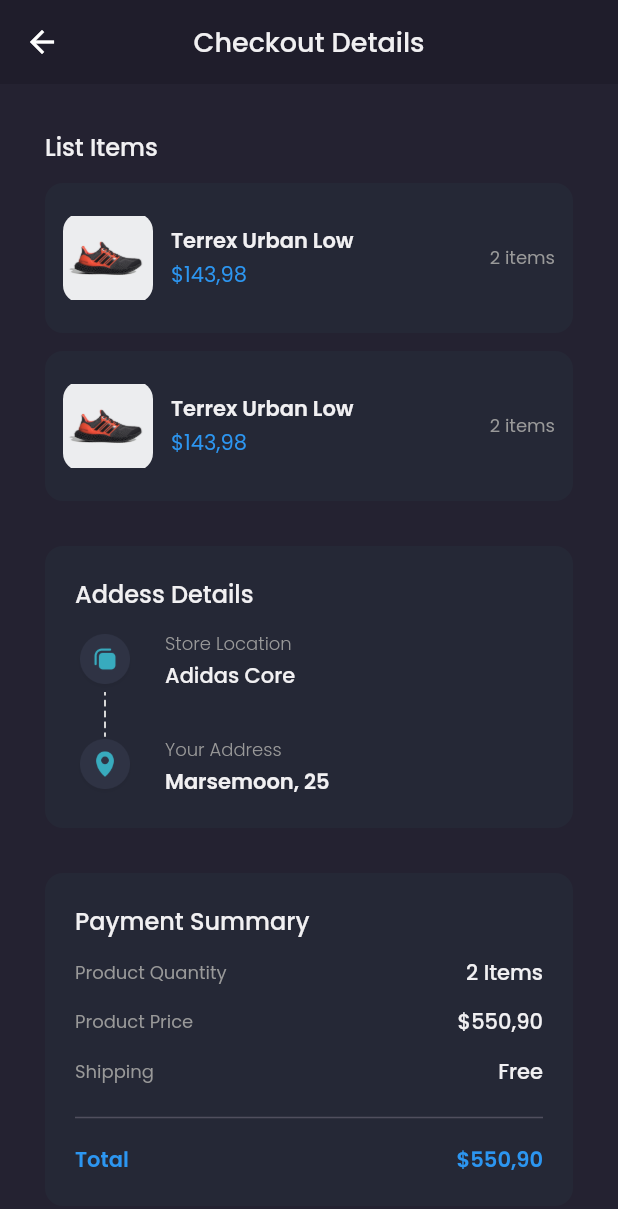
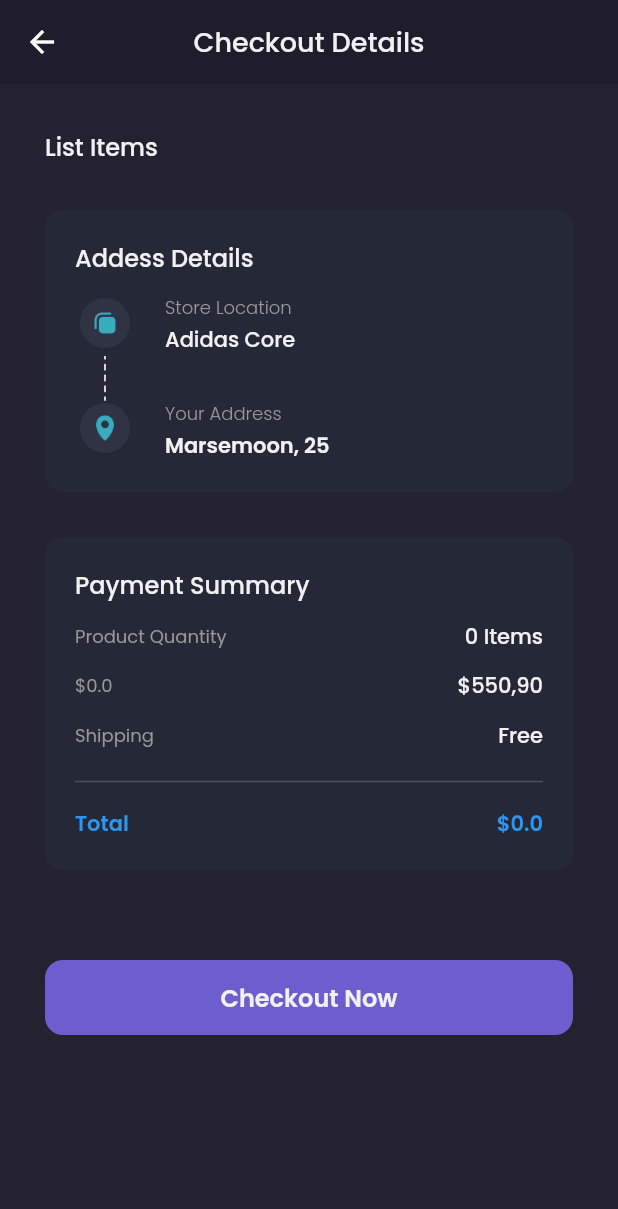
Before and after one commit to yaminmuhammad/sepatuku, a Flutter app: the CheckoutPage screen opened by its route, on a phone screen of 412 x 824 dp. Shown: the top 1209 px of the screen. Run offline on Flutter 3.47's test engine with Material 2 defaults, Android fonts, the phone set to English and light mode, and no system bars; our stand-ins replace carousel_slider, google_fonts; accounts and stored records are empty; network calls fail.

Commit message:
display cart dynamic checkout page

```diff
--- a/lib/pages/checkout_page.dart
+++ b/lib/pages/checkout_page.dart
@@ -1,10 +1,14 @@
 import 'package:flutter/material.dart';
+import 'package:provider/provider.dart';
+import 'package:sepatuku/providers/cart_provider.dart';
 import 'package:sepatuku/theme.dart';
 import 'package:sepatuku/widgets/checkout_card.dart';
 
 class CheckoutPage extends StatelessWidget {
   @override
   Widget build(BuildContext context) {
+    CartProvider cartProvider = Provider.of<CartProvider>(context);
+
     header() {
       return AppBar(
         backgroundColor: backgroundColor1,
@@ -42,8 +46,13 @@ class CheckoutPage extends StatelessWidget {
                     fontWeight: medium,
                   ),
                 ),
-                CheckoutCard(),
-                CheckoutCard(),
+                Column(
+                  children: cartProvider.carts
+                      .map(
+                        (cart) => CheckoutCard(cart),
+                      )
+                      .toList(),
+                )
               ],
             ),
           ),
@@ -173,7 +182,7 @@ class CheckoutPage extends StatelessWidget {
                       ),
                     ),
                     Text(
-                      '2 Items',
+                      '${cartProvider.totalItems()} Items',
                       style: primaryTextStyle.copyWith(
                         fontWeight: medium,
                       ),
@@ -187,7 +196,7 @@ class CheckoutPage extends StatelessWidget {
                   mainAxisAlignment: MainAxisAlignment.spaceBetween,
                   children: [
                     Text(
-                      'Product Price',
+                      '\$${cartProvider.totalPrice()}',
                       style: secondaryTextStyle.copyWith(
                         fontSize: 12,
                       ),
@@ -241,7 +250,7 @@ class CheckoutPage extends StatelessWidget {
                       ),
                     ),
                     Text(
-                      '\$550,90',
+                      '\$${cartProvider.totalPrice()}',
                       style: priceTextStyle.copyWith(
                         fontSize: 14,
                         fontWeight: semiBold,
--- a/lib/widgets/checkout_card.dart
+++ b/lib/widgets/checkout_card.dart
@@ -1,7 +1,11 @@
 import 'package:flutter/material.dart';
+import 'package:sepatuku/model/cart_model.dart';
 import 'package:sepatuku/theme.dart';
 
 class CheckoutCard extends StatelessWidget {
+  final CartModel cart;
+  CheckoutCard(this.cart);
+
   @override
   Widget build(BuildContext context) {
     return Container(
@@ -24,8 +28,8 @@ class CheckoutCard extends StatelessWidget {
             decoration: BoxDecoration(
               borderRadius: BorderRadius.circular(12),
               image: DecorationImage(
-                image: AssetImage(
-                  'assets/image_shoes.png',
+                image: NetworkImage(
+                  cart.product.galleries[0].url,
                 ),
               ),
             ),
@@ -38,7 +42,7 @@ class CheckoutCard extends StatelessWidget {
               crossAxisAlignment: CrossAxisAlignment.start,
               children: [
                 Text(
-                  'Terrex Urban Low',
+                  cart.product.name,
                   style: primaryTextStyle.copyWith(
                     fontWeight: semiBold,
                   ),
@@ -48,7 +52,7 @@ class CheckoutCard extends StatelessWidget {
                   height: 2,
                 ),
                 Text(
-                  '\$143,98',
+                  '\$${cart.product.price}',
                   style: priceTextStyle,
                 ),
               ],
@@ -58,7 +62,7 @@ class CheckoutCard extends StatelessWidget {
             width: 12,
           ),
           Text(
-            '2 items',
+            '${cart.quantity} items',
             style: secondaryTextStyle.copyWith(
               fontSize: 12,
             ),
```
